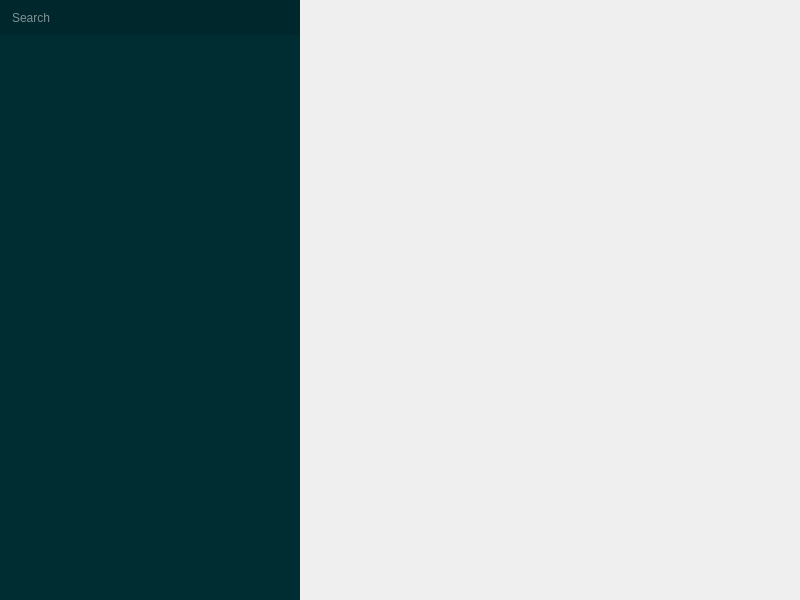
Before: the Qt Designer form MainWindowNew.ui in SimonBuxx/Linkuit-Studio, drawn with Qt 5.
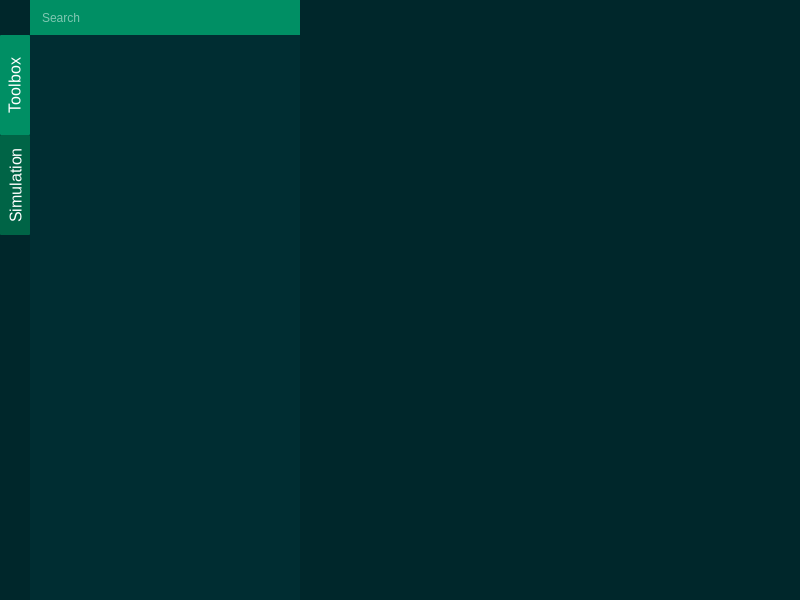
After: the same form once the commit is applied. Icons and pictures are not drawn.

Commit message: Implementation for TreeViewAdvanced

The edit to the form file:
```diff
--- a/MainWindowNew.ui
+++ b/MainWindowNew.ui
@@ -23,6 +23,11 @@
    <iconset resource="resources.qrc">
     <normaloff>:/images/linkuit_icon6.png</normaloff>:/images/linkuit_icon6.png</iconset>
   </property>
+  <property name="styleSheet">
+   <string notr="true">QMainWindow {
+	background: rgb(0, 39, 43);
+}</string>
+  </property>
   <property name="locale">
    <locale language="English" country="UnitedStates"/>
   </property>
@@ -63,26 +68,161 @@
          <property name="spacing">
           <number>0</number>
          </property>
-         <item row="1" column="0">
+         <item row="0" column="0">
+          <widget class="QTabWidget" name="uLeftTabWidget">
+           <property name="sizePolicy">
+            <sizepolicy hsizetype="Fixed" vsizetype="Preferred">
+             <horstretch>0</horstretch>
+             <verstretch>0</verstretch>
+            </sizepolicy>
+           </property>
+           <property name="minimumSize">
+            <size>
+             <width>300</width>
+             <height>0</height>
+            </size>
+           </property>
+           <property name="maximumSize">
+            <size>
+             <width>300</width>
+             <height>16777215</height>
+            </size>
+           </property>
+           <property name="styleSheet">
+            <string notr="true">QTabWidget {
+	border: none;
+}
+
+QTabWidget::pane {
+ 	border: 0;
+ }
+
+QTabBar::tab
+{
+    border-radius: 1px;
+    background: rgb(0, 100, 70);
+    font-family: 'Quicksand Medium';
+    font-size: 16px;
+    color: rgb(255, 255, 255);
+    height: 100px;
+    width: 30px;
+}
+
+QTabBar::tab::first {
+	margin-top: 35px;
+}
+
+QTabBar::tab:hover
+{
+    background: rgb(0, 143, 100);
+}
+
+QTabBar::tab:selected
+{
+    background: rgb(0, 143, 100);
+}</string>
+           </property>
+           <property name="tabPosition">
+            <enum>QTabWidget::West</enum>
+           </property>
+           <property name="currentIndex">
+            <number>0</number>
+           </property>
+           <widget class="QWidget" name="uToolboxTab">
+            <property name="sizePolicy">
+             <sizepolicy hsizetype="Fixed" vsizetype="Preferred">
+              <horstretch>0</horstretch>
+              <verstretch>0</verstretch>
+             </sizepolicy>
+            </property>
+            <property name="minimumSize">
+             <size>
+              <width>300</width>
+              <height>0</height>
+             </size>
+            </property>
+            <property name="maximumSize">
+             <size>
+              <width>300</width>
+              <height>16777215</height>
+             </size>
+            </property>
+            <attribute name="title">
+             <string>Toolbox</string>
+            </attribute>
+            <layout class="QGridLayout" name="gridLayout_3">
+             <property name="leftMargin">
+              <number>0</number>
+             </property>
+             <property name="topMargin">
+              <number>0</number>
+             </property>
+             <property name="rightMargin">
+              <number>0</number>
+             </property>
+             <property name="bottomMargin">
+              <number>0</number>
+             </property>
+             <property name="spacing">
+              <number>0</number>
+             </property>
+             <item row="0" column="1">
+              <widget class="QLineEdit" name="uSearchEdit">
+               <property name="minimumSize">
+                <size>
+                 <width>0</width>
+                 <height>35</height>
+                </size>
+               </property>
+               <property name="maximumSize">
+                <size>
+                 <width>16777215</width>
+                 <height>35</height>
+                </size>
+               </property>
+               <property name="styleSheet">
+                <string notr="true">QLineEdit {
+	background: rgb(0, 143, 100);
+	color: rgb(255, 255, 255);
+	font: 12pt &quot;Quicksand Medium&quot;;
+	padding: 7px 10px;
+}
+
+QLineEdit:focus {
+    background: rgb(0, 204, 143);
+}</string>
+               </property>
+               <property name="text">
+                <string/>
+               </property>
+               <property name="frame">
+                <bool>false</bool>
+               </property>
+               <property name="placeholderText">
+                <string>Search</string>
+               </property>
+              </widget>
+             </item>
+             <item row="1" column="1">
           <widget class="QTreeView" name="uToolboxTree">
            <property name="enabled">
             <bool>true</bool>
            </property>
            <property name="sizePolicy">
-            <sizepolicy hsizetype="Fixed" vsizetype="Expanding">
+                <sizepolicy hsizetype="Expanding" vsizetype="Expanding">
              <horstretch>0</horstretch>
              <verstretch>0</verstretch>
             </sizepolicy>
            </property>
            <property name="minimumSize">
             <size>
-             <width>300</width>
+                 <width>270</width>
              <height>0</height>
             </size>
            </property>
            <property name="maximumSize">
             <size>
-             <width>300</width>
+                 <width>270</width>
              <height>16777215</height>
             </size>
            </property>
@@ -93,7 +233,7 @@
             <string notr="true">QTreeView {
     background: rgb(0, 45, 50);
     color: rgb(255, 255, 255);
-	padding: 0px 0px 0px 10px;
+	padding: 0px;
 	font: 12pt &quot;Quicksand Medium&quot;;
 	qproperty-indentation: 20;
 }
@@ -103,8 +243,8 @@
 }
 
 QTreeView::item {
-	margin: 2px 0px;
-	padding: 2px 0px 2px 2px;
+	margin: 0px;
+	padding: 4px 2px;
 }
 
 QTreeView::item:hover {
@@ -113,8 +253,8 @@
 }
 
 QTreeView::item:selected {
-	background: rgb(0, 39, 43);
-	color: rgb(0, 204, 143);
+	background: rgb(0, 204, 143);
+	color: rgb(255, 255, 255);
 }</string>
            </property>
            <property name="frameShape">
@@ -123,6 +263,9 @@
            <property name="frameShadow">
             <enum>QFrame::Plain</enum>
            </property>
+               <property name="lineWidth">
+                <number>1</number>
+               </property>
            <property name="editTriggers">
             <set>QAbstractItemView::NoEditTriggers</set>
            </property>
@@ -158,37 +301,13 @@
            </property>
           </widget>
          </item>
-         <item row="0" column="0">
-          <widget class="QLineEdit" name="uSearchEdit">
-           <property name="minimumSize">
-            <size>
-             <width>0</width>
-             <height>35</height>
-            </size>
-           </property>
-           <property name="maximumSize">
-            <size>
-             <width>16777215</width>
-             <height>35</height>
-            </size>
-           </property>
-           <property name="styleSheet">
-            <string notr="true">QLineEdit {
-	background: rgb(0, 39, 43);
-	color: rgb(255, 255, 255);
-	font: 12pt &quot;Quicksand Medium&quot;;
-	padding: 7px 10px;
-}</string>
-           </property>
-           <property name="text">
-            <string/>
-           </property>
-           <property name="frame">
-            <bool>false</bool>
-           </property>
-           <property name="placeholderText">
-            <string>Search</string>
-           </property>
+            </layout>
+           </widget>
+           <widget class="QWidget" name="uSimulationTab">
+            <attribute name="title">
+             <string>Simulation</string>
+            </attribute>
+           </widget>
           </widget>
          </item>
         </layout>
```
Left out of the diff: 9 changed lines with no effect on the pictures. Lines whose indentation alone changed are shown as unchanged. The commit also changes 2 other files.
